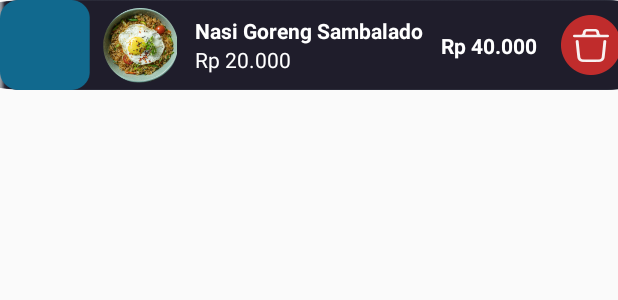
After one commit to Kakaranara/UAS_Android, an Android app: the layout list_edit_order.xml on its own in the app's theme, with its tools: preview values and no code run, on a phone screen of 412 x 824 dp. The commit adds this screen. Shown: the top 300 px of the screen. Run offline under Robolectric (Android 15) with nearby library versions, the phone set to English and light mode, and no system bars.

Commit message:
order ui

```diff
--- /dev/null
+++ b/app/src/main/res/layout/list_edit_order.xml
@@ -0,0 +1,99 @@
+<?xml version="1.0" encoding="utf-8"?>
+<LinearLayout
+    xmlns:app="http://schemas.android.com/apk/res-auto"
+    xmlns:android="http://schemas.android.com/apk/res/android"
+    android:layout_width="420dp"
+    android:layout_height="60dp"
+    android:background="@drawable/bg_product"
+
+    app:layout_constraintBottom_toBottomOf="parent"
+    app:layout_constraintEnd_toEndOf="parent"
+    app:layout_constraintHorizontal_bias="0.94"
+    app:layout_constraintStart_toStartOf="parent"
+    app:layout_constraintTop_toTopOf="parent"
+    app:layout_constraintVertical_bias="0.31">
+
+    <androidx.constraintlayout.widget.ConstraintLayout
+        android:layout_width="match_parent"
+        android:layout_height="match_parent">
+
+        <EditText
+            android:id="@+id/product_qty"
+            android:layout_width="60dp"
+            android:layout_height="60dp"
+            android:background="@drawable/bg_number"
+            android:textColor="@color/white"
+            app:layout_constraintBottom_toBottomOf="parent"
+            app:layout_constraintEnd_toEndOf="parent"
+            app:layout_constraintHorizontal_bias="0.0"
+            app:layout_constraintStart_toStartOf="parent"
+            app:layout_constraintTop_toTopOf="parent" />
+
+        <ImageView
+            android:id="@+id/product_pic"
+            android:layout_width="50dp"
+            android:layout_height="50dp"
+            android:layout_marginStart="8dp"
+            android:background="@drawable/makanan_default"
+            app:layout_constraintBottom_toBottomOf="parent"
+            app:layout_constraintEnd_toEndOf="parent"
+            app:layout_constraintHorizontal_bias="0.0"
+            app:layout_constraintStart_toEndOf="@id/product_qty"
+            app:layout_constraintTop_toTopOf="parent" />
+
+        <LinearLayout
+            android:id="@+id/item_info"
+            android:layout_width="wrap_content"
+            android:layout_height="wrap_content"
+            android:orientation="vertical"
+            app:layout_constraintBottom_toBottomOf="parent"
+            app:layout_constraintEnd_toEndOf="parent"
+            app:layout_constraintHorizontal_bias="0.08"
+            app:layout_constraintStart_toEndOf="@id/product_pic"
+            app:layout_constraintTop_toTopOf="parent">
+
+            <TextView
+                android:id="@+id/product_name"
+                android:layout_width="wrap_content"
+                android:layout_height="wrap_content"
+                android:text="Nasi Goreng Sambalado"
+                android:textColor="@color/white"
+                android:textStyle="bold" />
+
+            <TextView
+                android:id="@+id/product_price"
+                android:layout_width="wrap_content"
+                android:layout_height="wrap_content"
+                android:text="Rp 20.000"
+                android:textColor="@color/white" />
+
+        </LinearLayout>
+
+        <TextView
+            android:id="@+id/product_total_price"
+            android:layout_width="wrap_content"
+            android:layout_height="wrap_content"
+            android:text="Rp 40.000"
+            android:textColor="@color/white"
+            android:textStyle="bold"
+            app:layout_constraintBottom_toBottomOf="parent"
+            app:layout_constraintEnd_toEndOf="parent"
+            app:layout_constraintHorizontal_bias="0.16"
+            app:layout_constraintStart_toEndOf="@id/item_info"
+            app:layout_constraintTop_toTopOf="parent" />
+
+        <Button
+            android:id="@+id/delete_product"
+            android:layout_width="40dp"
+            android:layout_height="40dp"
+            android:background="@drawable/delete_pesanan"
+            app:layout_constraintBottom_toBottomOf="parent"
+            app:layout_constraintEnd_toEndOf="parent"
+            app:layout_constraintHorizontal_bias="0.73"
+            app:layout_constraintStart_toEndOf="@id/product_total_price"
+            app:layout_constraintTop_toTopOf="parent" />
+
+    </androidx.constraintlayout.widget.ConstraintLayout>
+
+
+</LinearLayout>
--- a/app/src/main/res/layout/product_list_admin.xml
+++ b/app/src/main/res/layout/product_list_admin.xml
@@ -16,7 +16,7 @@
             android:layout_height="320dp"
             android:background="@drawable/bg_product">
             <Button
-                android:id="@+id/delete_producr"
+                android:id="@+id/delete_product"
                 android:layout_width="30dp"
                 android:layout_height="30dp"
                 android:background="@drawable/delete_product"
```
Also changed, not shown: app/src/main/res/layout/edit_order_admin.xml (added, +254 -0 lines), app/src/main/res/drawable/bg_number.png (added), app/src/main/res/drawable/change_status_btn.png (added), app/src/main/res/drawable/makanan_default.png (added).
